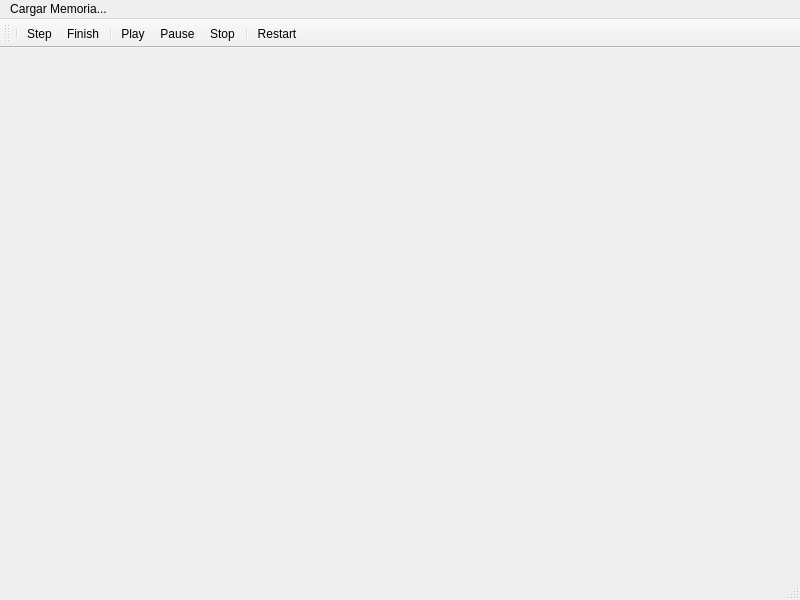
The window that SimInter/mainwindow.ui (issolis/InterconnectSimulator) describes before a commit, drawn with Qt 5.
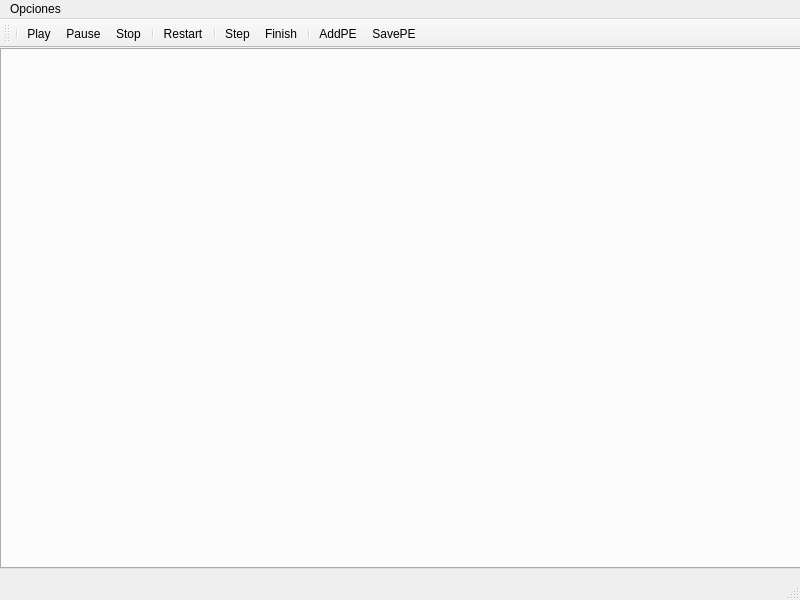
The same window after the commit. Icons and pictures are not drawn.

Commit message: Basic PE Tabs

What changed in the file:
```diff
--- a/SimInter/mainwindow.ui
+++ b/SimInter/mainwindow.ui
@@ -10,10 +10,46 @@
     <height>600</height>
    </rect>
   </property>
+  <property name="minimumSize">
+   <size>
+    <width>800</width>
+    <height>600</height>
+   </size>
+  </property>
+  <property name="maximumSize">
+   <size>
+    <width>800</width>
+    <height>600</height>
+   </size>
+  </property>
   <property name="windowTitle">
    <string>MainWindow</string>
   </property>
-  <widget class="QWidget" name="centralwidget"/>
+  <widget class="QWidget" name="centralwidget">
+   <widget class="QWidget" name="loadMemoryWidget" native="true">
+    <property name="geometry">
+     <rect>
+      <x>0</x>
+      <y>0</y>
+      <width>801</width>
+      <height>541</height>
+     </rect>
+    </property>
+    <widget class="QTabWidget" name="PEMemoriesTW">
+     <property name="geometry">
+      <rect>
+       <x>0</x>
+       <y>0</y>
+       <width>801</width>
+       <height>521</height>
+      </rect>
+     </property>
+     <property name="currentIndex">
+      <number>-1</number>
+     </property>
+    </widget>
+   </widget>
+  </widget>
   <widget class="QMenuBar" name="menubar">
    <property name="geometry">
     <rect>
@@ -25,7 +61,7 @@
    </property>
    <widget class="QMenu" name="menuCargar_Memoria">
     <property name="title">
-     <string>Cargar Memoria...</string>
+     <string>Opciones</string>
     </property>
     <addaction name="actionFinish"/>
    </widget>
@@ -43,14 +79,17 @@
     <bool>false</bool>
    </attribute>
    <addaction name="separator"/>
-   <addaction name="actionStep"/>
-   <addaction name="actionFinish"/>
-   <addaction name="separator"/>
    <addaction name="actionPlay"/>
    <addaction name="actionPause"/>
    <addaction name="actionStop"/>
    <addaction name="separator"/>
    <addaction name="actionRestart"/>
+   <addaction name="separator"/>
+   <addaction name="actionStep"/>
+   <addaction name="actionFinish"/>
+   <addaction name="separator"/>
+   <addaction name="actionAddPE"/>
+   <addaction name="actionSavePE"/>
   </widget>
   <action name="actionStep">
    <property name="icon">
@@ -118,6 +157,44 @@
     <enum>QAction::NoRole</enum>
    </property>
   </action>
+  <action name="actionFinish">
+   <property name="icon">
+    <iconset theme="media-skip-forward"/>
+   </property>
+   <property name="text">
+    <string>Finish</string>
+   </property>
+   <property name="menuRole">
+    <enum>QAction::NoRole</enum>
+   </property>
+  </action>
+  <action name="actionOpciones">
+   <property name="text">
+    <string>Cargar memoria...</string>
+   </property>
+  </action>
+  <action name="actionAddPE">
+   <property name="icon">
+    <iconset theme="list-add"/>
+   </property>
+   <property name="text">
+    <string>AddPE</string>
+   </property>
+   <property name="menuRole">
+    <enum>QAction::NoRole</enum>
+   </property>
+  </action>
+  <action name="actionSavePE">
+   <property name="icon">
+    <iconset theme="media-floppy"/>
+   </property>
+   <property name="text">
+    <string>SavePE</string>
+   </property>
+   <property name="menuRole">
+    <enum>QAction::NoRole</enum>
+   </property>
+  </action>
  </widget>
  <resources/>
  <connections/>
```
Left out of the diff: 13 changed lines with no effect on the pictures. The commit also changes 2 other files.
